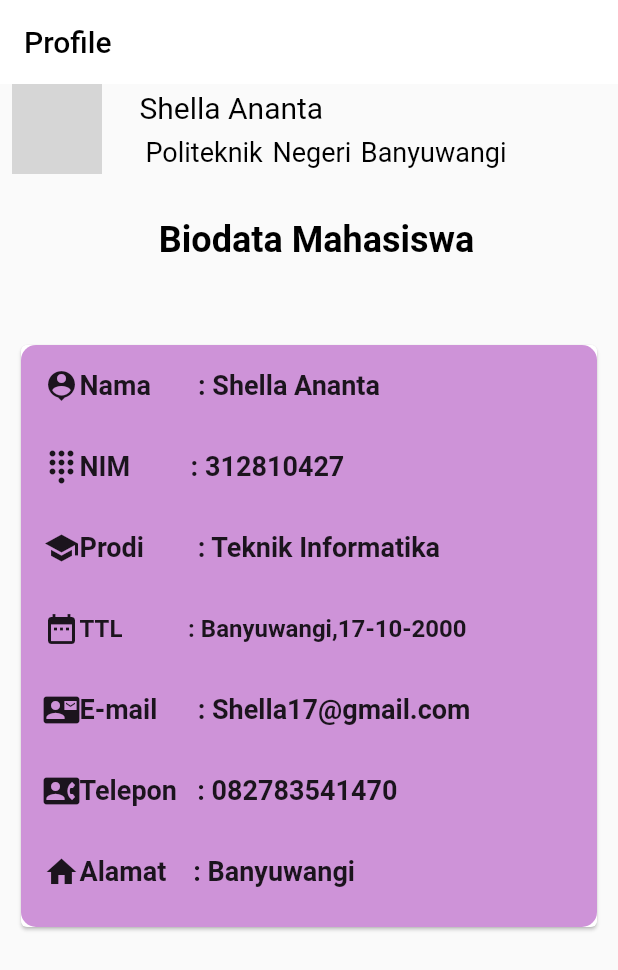
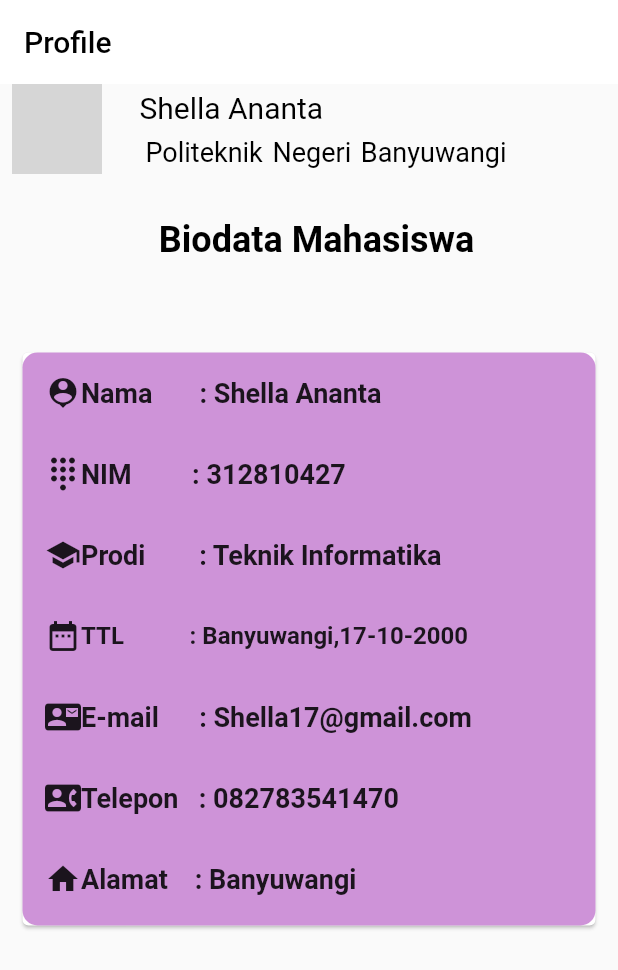
Before and after one commit to Politeknik-Banyuwangi/project-uas-project-uas-kel4, a Flutter app: the screen it shows after launch, on a phone screen of 412 x 824 dp. Shown: the top 970 px of the screen. Run offline on Flutter 3.47's test engine with Material 2 defaults, Android fonts, the phone set to English and light mode, and no system bars; network calls fail; grey boxes are pictures that could not be loaded.

```diff
--- a/lib/pages/profile.dart
+++ b/lib/pages/profile.dart
@@ -55,7 +55,7 @@ class ProfilePages extends StatelessWidget {
           ),
           //biodata
           Container(
-            padding: EdgeInsets.fromLTRB(5.0, 50.0, 5.0, 4.0),
+            padding: EdgeInsets.fromLTRB(6.0, 55.0, 6.0, 5.0),
             margin: EdgeInsets.fromLTRB(5.0, 2.0, 5.0, 4.0),
             height: 450,
             width: double.infinity,
```
Also changed, not shown: 1 other file.
